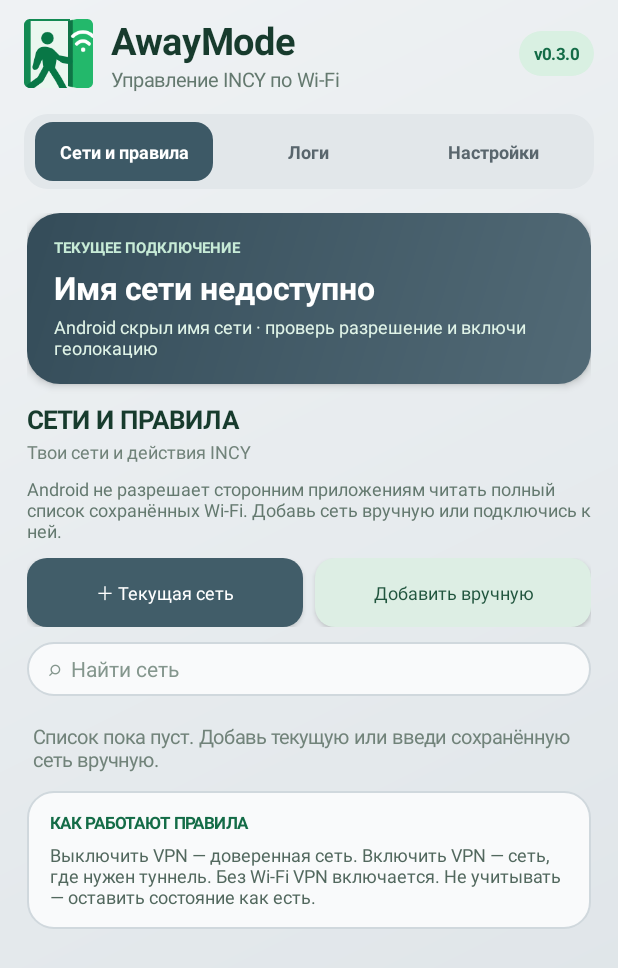
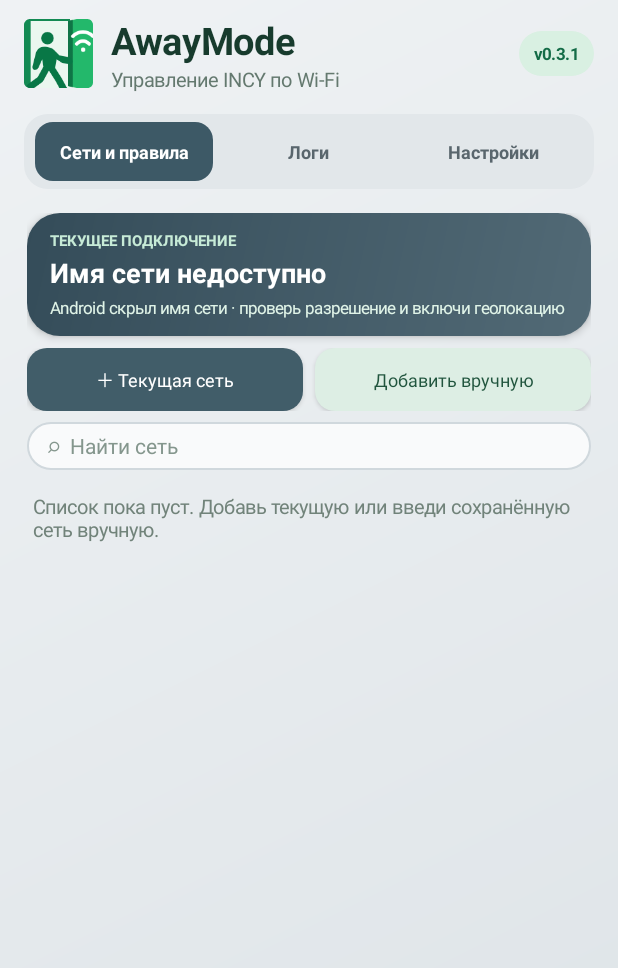
Before and after one commit to ErmStudio/AwayMode, an Android app: the screen it shows after launch (MainActivity), on a phone screen of 412 x 824 dp. Shown: the top 968 px of the screen. Run offline under Robolectric (Android 15) with nearby library versions, the phone set to English and light mode, and no system bars.

Commit message:
Compact tab screens and remove duplicate headings

```diff
--- a/app/build.gradle
+++ b/app/build.gradle
@@ -10,8 +10,8 @@ android {
         applicationId 'ru.awaymode.app'
         minSdk 26
         targetSdk 35
-        versionCode 12
-        versionName '0.3.0'
+        versionCode 13
+        versionName '0.3.1'
     }
     signingConfigs {
         release {
--- a/app/src/main/java/ru/awaymode/app/MainActivity.java
+++ b/app/src/main/java/ru/awaymode/app/MainActivity.java
@@ -196,39 +196,35 @@ public class MainActivity extends Activity {
     private void buildNetworksPage() {
         LinearLayout networkHero = new LinearLayout(this);
         networkHero.setOrientation(LinearLayout.VERTICAL);
-        networkHero.setPadding(dp(18), dp(16), dp(18), dp(16));
+        networkHero.setPadding(dp(15), dp(11), dp(15), dp(11));
         networkHero.setBackground(gradient(0xFF344C59, 0xFF526A76, 22));
         networkHero.setElevation(dp(3));
         networkHero.addView(text("ТЕКУЩЕЕ ПОДКЛЮЧЕНИЕ", 10, 0xFFC7EBD7, true));
-        currentLabel = text("Определяем сеть…", 21, 0xFFFFFFFF, true);
+        currentLabel = text("Определяем сеть…", 18, 0xFFFFFFFF, true);
         currentLabel.setMaxLines(2);
         LinearLayout.LayoutParams currentParams = full();
-        currentParams.topMargin = dp(5);
+        currentParams.topMargin = dp(2);
         networkHero.addView(currentLabel, currentParams);
-        currentHint = text("Проверяю состояние Wi-Fi", 12, 0xFFE0F4E8, false);
+        currentHint = text("Проверяю состояние Wi-Fi", 11, 0xFFE0F4E8, false);
         LinearLayout.LayoutParams hintParams = full();
         hintParams.topMargin = dp(3);
         networkHero.addView(currentHint, hintParams);
-        add(networkHero, 0, 12);
-
-        sectionTitle("СЕТИ И ПРАВИЛА", "Твои сети и действия INCY");
-        TextView note = text("Android не разрешает сторонним приложениям читать полный список сохранённых Wi-Fi. Добавь сеть вручную или подключись к ней.", 12, 0xFF64796F, false);
-        add(note, 0, 10);
+        add(networkHero, 0, 8);
 
         LinearLayout scanBar = new LinearLayout(this);
         scanBar.setOrientation(LinearLayout.HORIZONTAL);
         scanBar.setGravity(Gravity.CENTER_VERTICAL);
         Button scan = button("＋ Текущая сеть");
         scan.setOnClickListener(v -> addCurrentNetwork());
-        scanBar.addView(scan, new LinearLayout.LayoutParams(0, dp(46), 1));
+        scanBar.addView(scan, new LinearLayout.LayoutParams(0, dp(42), 1));
         Button manual = button("Добавить вручную");
         manual.setTextColor(0xFF21553E);
         manual.setBackground(round(0xFFDDEEE4, 13));
         manual.setOnClickListener(v -> askForSsid());
-        LinearLayout.LayoutParams manualParams = new LinearLayout.LayoutParams(0, dp(46), 1);
+        LinearLayout.LayoutParams manualParams = new LinearLayout.LayoutParams(0, dp(42), 1);
         manualParams.leftMargin = dp(8);
         scanBar.addView(manual, manualParams);
-        add(scanBar, 0, 10);
+        add(scanBar, 0, 7);
 
         search = new EditText(this);
         search.setSingleLine(true);
@@ -236,9 +232,9 @@ public class MainActivity extends Activity {
         search.setHintTextColor(0xFF84968D);
         search.setHint("⌕  Найти сеть");
         search.setTextSize(14);
-        search.setPadding(dp(14), dp(8), dp(14), dp(8));
+        search.setPadding(dp(13), dp(6), dp(13), dp(6));
         search.setBackground(surfaceBackground());
-        add(search, 0, 10);
+        add(search, 0, 7);
         search.addTextChangedListener(new TextWatcher() {
             public void beforeTextChanged(CharSequence s, int st, int c, int a) {}
             public void onTextChanged(CharSequence s, int st, int before, int count) { renderNetworks(); }
@@ -250,22 +246,10 @@ public class MainActivity extends Activity {
         networkEmpty = text("Список пока пуст. Добавь текущую или введи сохранённую сеть вручную.", 13, 0xFF71837A, false);
         networkEmpty.setPadding(dp(4), dp(8), dp(4), dp(12));
         add(networkEmpty, 0, 0);
-        add(networkRows, 0, 18);
-
-        LinearLayout rulesCard = new LinearLayout(this);
-        rulesCard.setOrientation(LinearLayout.VERTICAL);
-        rulesCard.setPadding(dp(15), dp(13), dp(15), dp(13));
-        rulesCard.setBackground(surfaceBackground());
-        rulesCard.addView(text("КАК РАБОТАЮТ ПРАВИЛА", 11, 0xFF146C47, true));
-        TextView rules = text("Выключить VPN — доверенная сеть. Включить VPN — сеть, где нужен туннель. Без Wi-Fi VPN включается. Не учитывать — оставить состояние как есть.", 12, 0xFF52685E, false);
-        LinearLayout.LayoutParams rulesParams = full();
-        rulesParams.topMargin = dp(5);
-        rulesCard.addView(rules, rulesParams);
-        add(rulesCard, 0, 12);
+        add(networkRows, 0, 8);
     }
 
     private void buildLogsPage() {
-        sectionTitle("ЖУРНАЛ СОБЫТИЙ", "Хранится до 120 записей · показаны последние 40");
         LinearLayout logActions = new LinearLayout(this);
         logActions.setOrientation(LinearLayout.HORIZONTAL);
         Button shareLogs = button("Поделиться логом");
@@ -286,7 +270,6 @@ public class MainActivity extends Activity {
     }
 
     private void buildSettingsPage() {
-        sectionTitle("НАСТРОЙКИ", "Автоматизация и версия приложения");
         LinearLayout autoCard = new LinearLayout(this);
         autoCard.setOrientation(LinearLayout.HORIZONTAL);
         autoCard.setGravity(Gravity.CENTER_VERTICAL);
@@ -374,10 +357,6 @@ public class MainActivity extends Activity {
         }
     }
 
-    private void sectionTitle(String title, String subtitle) {
-        add(text(title, 17, 0xFF173B2D, true), 0, 2);
-        add(text(subtitle, 12, 0xFF71837A, false), 0, 8);
-    }
     private void requestStartupPermissions() {
         if (!hasLocationPermission()) {
             new AlertDialog.Builder(this)
```
